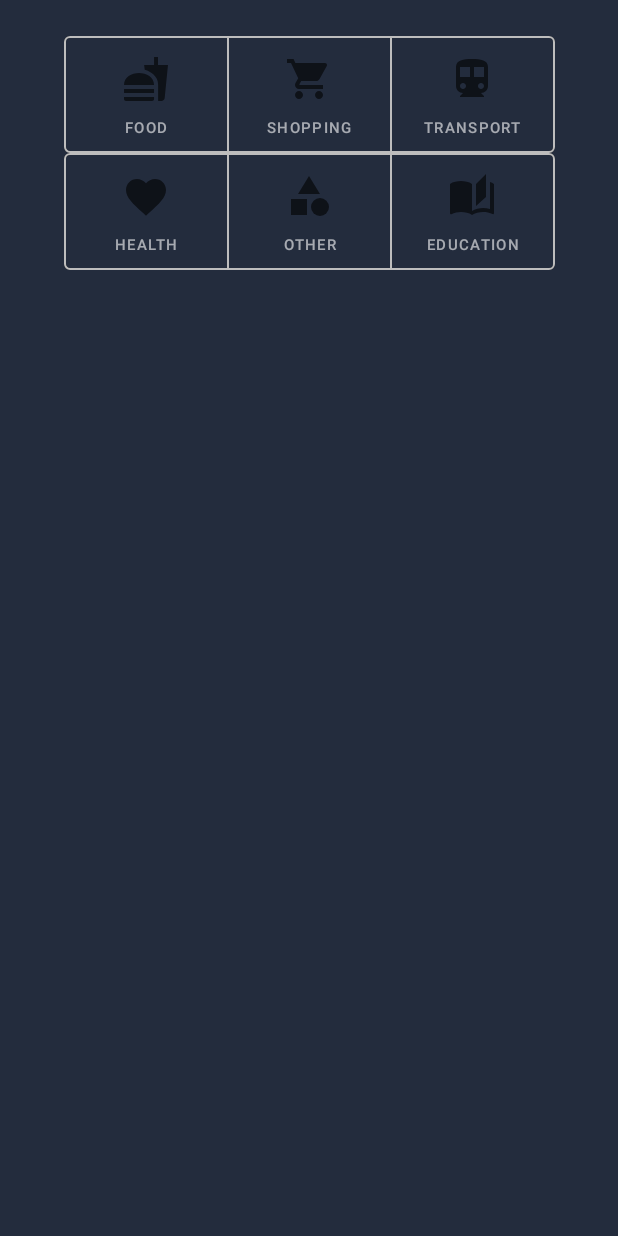
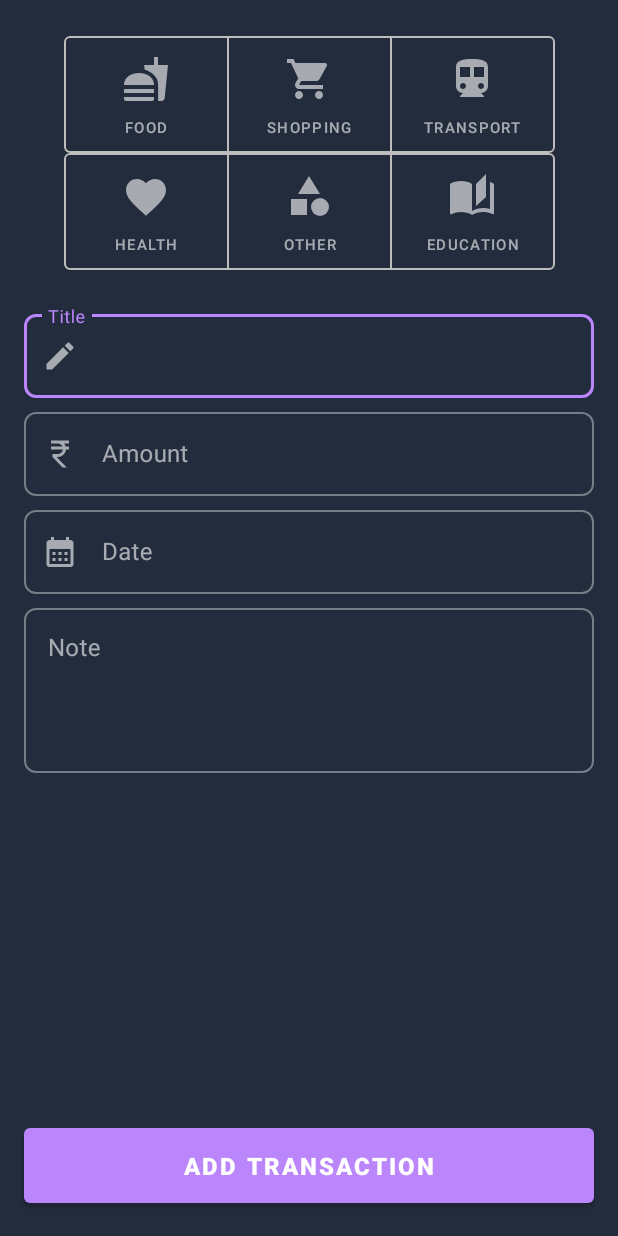
Before and after one commit to rishavchanda/Buckoid-Android-App, an Android app: the layout fragment_add_expense.xml on its own in the app's theme, with its tools: preview values and no code run, on a phone screen of 412 x 824 dp. Run offline under Robolectric (Android 15) with nearby library versions, the phone set to English and light mode, and no system bars.

Commit message:
added form to input data

```diff
--- a/app/src/main/java/com/example/trackback/fragments/AddExpense.kt
+++ b/app/src/main/java/com/example/trackback/fragments/AddExpense.kt
@@ -6,55 +6,19 @@ import android.view.LayoutInflater
 import android.view.View
 import android.view.ViewGroup
 import com.example.trackback.R
+import com.example.trackback.databinding.FragmentAddExpenseBinding
 
-// TODO: Rename parameter arguments, choose names that match
-// the fragment initialization parameters, e.g. ARG_ITEM_NUMBER
-private const val ARG_PARAM1 = "param1"
-private const val ARG_PARAM2 = "param2"
-
-/**
- * A simple [Fragment] subclass.
- * Use the [AddExpense.newInstance] factory method to
- * create an instance of this fragment.
- */
 class AddExpense : Fragment() {
-    // TODO: Rename and change types of parameters
-    private var param1: String? = null
-    private var param2: String? = null
-
-    override fun onCreate(savedInstanceState: Bundle?) {
-        super.onCreate(savedInstanceState)
-        arguments?.let {
-            param1 = it.getString(ARG_PARAM1)
-            param2 = it.getString(ARG_PARAM2)
-        }
-    }
-
+   lateinit var bindingAddExpense: FragmentAddExpenseBinding
     override fun onCreateView(
         inflater: LayoutInflater, container: ViewGroup?,
         savedInstanceState: Bundle?
     ): View? {
         // Inflate the layout for this fragment
-        return inflater.inflate(R.layout.fragment_add_expense, container, false)
+        val binding =  FragmentAddExpenseBinding.inflate(inflater, container, false)
+        //binding.selector1.
+        return binding.root
     }
 
-    companion object {
-        /**
-         * Use this factory method to create a new instance of
-         * this fragment using the provided parameters.
-         *
-         * @param param1 Parameter 1.
-         * @param param2 Parameter 2.
-         * @return A new instance of fragment AddExpense.
-         */
-        // TODO: Rename and change types and number of parameters
-        @JvmStatic
-        fun newInstance(param1: String, param2: String) =
-            AddExpense().apply {
-                arguments = Bundle().apply {
-                    putString(ARG_PARAM1, param1)
-                    putString(ARG_PARAM2, param2)
-                }
-            }
-    }
+
 }
--- a/app/src/main/java/com/example/trackback/fragments/Dashboard.kt
+++ b/app/src/main/java/com/example/trackback/fragments/Dashboard.kt
@@ -1,5 +1,6 @@
 package com.example.trackback.fragments
 
+import android.content.Intent
 import android.os.Bundle
 import androidx.fragment.app.Fragment
 import android.view.LayoutInflater
@@ -8,7 +9,9 @@ import android.view.ViewGroup
 import org.eazegraph.lib.models.PieModel
 
 import android.graphics.Color
+import android.widget.Toast
 import androidx.core.content.ContextCompat
+import com.example.trackback.FullScreenActivity
 import com.example.trackback.R
 import com.example.trackback.databinding.FragmentDashboardBinding
 
@@ -37,6 +40,13 @@ class Dashboard : Fragment() {
         //mPieChart.addPieSlice(PieModel("Academics", 100F, ContextCompat.getColor(requireContext(), R.color.cardBackground)))
 
         mPieChart.startAnimation()
+
+        binding.addNew.setOnClickListener(View.OnClickListener {
+            requireActivity().run{
+                startActivity(Intent(this, FullScreenActivity::class.java))
+                //finish()
+            }
+        })
         return binding.root
     }
 
--- /dev/null
+++ b/app/src/main/res/drawable/ic_baseline_calendar_month_24.xml
@@ -0,0 +1,10 @@
+<vector xmlns:android="http://schemas.android.com/apk/res/android"
+    android:width="24dp"
+    android:height="24dp"
+    android:viewportWidth="24"
+    android:viewportHeight="24"
+    android:tint="?attr/colorControlNormal">
+  <path
+      android:fillColor="@android:color/white"
+      android:pathData="M19,4h-1V2h-2v2H8V2H6v2H5C3.89,4 3.01,4.9 3.01,6L3,20c0,1.1 0.89,2 2,2h14c1.1,0 2,-0.9 2,-2V6C21,4.9 20.1,4 19,4zM19,20H5V10h14V20zM9,14H7v-2h2V14zM13,14h-2v-2h2V14zM17,14h-2v-2h2V14zM9,18H7v-2h2V18zM13,18h-2v-2h2V18zM17,18h-2v-2h2V18z"/>
+</vector>
--- /dev/null
+++ b/app/src/main/res/drawable/ic_baseline_currency_rupee_24.xml
@@ -0,0 +1,10 @@
+<vector xmlns:android="http://schemas.android.com/apk/res/android"
+    android:width="24dp"
+    android:height="24dp"
+    android:viewportWidth="24"
+    android:viewportHeight="24"
+    android:tint="?attr/colorControlNormal">
+  <path
+      android:fillColor="@android:color/white"
+      android:pathData="M13.66,7C13.1,5.82 11.9,5 10.5,5L6,5V3h12v2l-3.26,0c0.48,0.58 0.84,1.26 1.05,2L18,7v2l-2.02,0c-0.25,2.8 -2.61,5 -5.48,5H9.77l6.73,7h-2.77L7,14v-2h3.5c1.76,0 3.22,-1.3 3.46,-3L6,9V7L13.66,7z"/>
+</vector>
--- /dev/null
+++ b/app/src/main/res/drawable/ic_baseline_edit_24.xml
@@ -0,0 +1,10 @@
+<vector xmlns:android="http://schemas.android.com/apk/res/android"
+    android:width="24dp"
+    android:height="24dp"
+    android:viewportWidth="24"
+    android:viewportHeight="24"
+    android:tint="?attr/colorControlNormal">
+  <path
+      android:fillColor="@android:color/white"
+      android:pathData="M3,17.25V21h3.75L17.81,9.94l-3.75,-3.75L3,17.25zM20.71,7.04c0.39,-0.39 0.39,-1.02 0,-1.41l-2.34,-2.34c-0.39,-0.39 -1.02,-0.39 -1.41,0l-1.83,1.83 3.75,3.75 1.83,-1.83z"/>
+</vector>
--- a/app/src/main/res/layout/fragment_add_expense.xml
+++ b/app/src/main/res/layout/fragment_add_expense.xml
@@ -14,7 +14,6 @@
         app:layout_constraintEnd_toEndOf="parent"
         app:layout_constraintStart_toStartOf="parent"
         app:layout_constraintTop_toTopOf="parent"
-        android:fitsSystemWindows="true"
         android:layout_margin="16dp"
         android:padding="2dp"
         app:selectionRequired="true"
@@ -114,5 +113,101 @@
 
     </com.google.android.material.button.MaterialButtonToggleGroup>
 
+    <com.google.android.material.textfield.TextInputLayout
+        android:id="@+id/title"
+        android:layout_width="match_parent"
+        android:layout_height="wrap_content"
+        android:hint="Title"
+        app:startIconDrawable="@drawable/ic_baseline_edit_24"
+        android:layout_margin="16dp"
+        app:layout_constraintTop_toBottomOf="@id/selector2"
+        app:boxCornerRadiusTopEnd="8dp"
+        app:boxCornerRadiusBottomStart="8dp"
+        app:boxCornerRadiusTopStart="8dp"
+        app:boxCornerRadiusBottomEnd="8dp"
+        style="@style/Widget.MaterialComponents.TextInputLayout.OutlinedBox">
+        <com.google.android.material.textfield.TextInputEditText
+            android:layout_width="match_parent"
+            android:layout_height="56dp"
+            android:inputType="textPersonName"/>
 
+    </com.google.android.material.textfield.TextInputLayout>
+    <com.google.android.material.textfield.TextInputLayout
+        android:id="@+id/money"
+        android:layout_width="match_parent"
+        android:layout_height="wrap_content"
+        android:hint="Amount"
+        app:startIconDrawable="@drawable/ic_baseline_currency_rupee_24"
+        android:layout_marginStart="16dp"
+        android:layout_marginEnd="16dp"
+        app:layout_constraintTop_toBottomOf="@id/title"
+        app:boxCornerRadiusTopEnd="8dp"
+        android:layout_marginTop="4dp"
+        app:boxCornerRadiusBottomStart="8dp"
+        app:boxCornerRadiusTopStart="8dp"
+        app:boxCornerRadiusBottomEnd="8dp"
+        style="@style/Widget.MaterialComponents.TextInputLayout.OutlinedBox">
+        <com.google.android.material.textfield.TextInputEditText
+            android:layout_width="match_parent"
+            android:layout_height="56dp"
+            android:inputType="phone"/>
+
+    </com.google.android.material.textfield.TextInputLayout>
+    <com.google.android.material.textfield.TextInputLayout
+        android:id="@+id/date"
+        android:layout_width="match_parent"
+        android:layout_height="wrap_content"
+        android:hint="Date"
+        app:startIconDrawable="@drawable/ic_baseline_calendar_month_24"
+        android:layout_marginStart="16dp"
+        android:layout_marginEnd="16dp"
+        app:layout_constraintTop_toBottomOf="@id/money"
+        app:boxCornerRadiusTopEnd="8dp"
+        android:layout_marginTop="4dp"
+        app:boxCornerRadiusBottomStart="8dp"
+        app:boxCornerRadiusTopStart="8dp"
+        app:boxCornerRadiusBottomEnd="8dp"
+        style="@style/Widget.MaterialComponents.TextInputLayout.OutlinedBox">
+        <com.google.android.material.textfield.TextInputEditText
+            android:layout_width="match_parent"
+            android:layout_height="56dp"
+            android:clickable="false"
+            android:inputType="none"/>
+
+    </com.google.android.material.textfield.TextInputLayout>
+    <com.google.android.material.textfield.TextInputLayout
+        android:id="@+id/note"
+        android:layout_width="match_parent"
+        android:layout_height="wrap_content"
+        android:hint="Note"
+        android:layout_marginStart="16dp"
+        android:layout_marginEnd="16dp"
+        android:layout_marginTop="4dp"
+        app:layout_constraintTop_toBottomOf="@id/date"
+        app:boxCornerRadiusTopEnd="8dp"
+        app:boxCornerRadiusBottomStart="8dp"
+        app:boxCornerRadiusTopStart="8dp"
+        app:boxCornerRadiusBottomEnd="8dp"
+
+        style="@style/Widget.MaterialComponents.TextInputLayout.OutlinedBox">
+        <com.google.android.material.textfield.TextInputEditText
+            android:layout_width="match_parent"
+            android:layout_height="110dp"
+            android:maxLength="300"
+            android:gravity="top"
+            android:inputType="textMultiLine"/>
+
+    </com.google.android.material.textfield.TextInputLayout>
+
+
+    <Button
+        android:id="@+id/add_transaction"
+        android:layout_width="match_parent"
+        android:layout_height="62dp"
+        android:layout_margin="16dp"
+        app:layout_constraintBottom_toBottomOf="parent"
+        android:text="Add Transaction"
+        android:textSize="16sp"
+        android:textStyle="bold"
+        />
 </androidx.constraintlayout.widget.ConstraintLayout>
--- a/app/src/main/res/layout/fragment_dashboard.xml
+++ b/app/src/main/res/layout/fragment_dashboard.xml
@@ -8,15 +8,17 @@
     tools:context=".fragments.Dashboard">
 
    <androidx.cardview.widget.CardView
+        android:id="@+id/cardView"
         android:layout_width="match_parent"
         android:layout_height="180dp"
         android:layout_margin="16dp"
+        android:backgroundTint="@color/cardBackground"
+        android:elevation="0dp"
         app:cardCornerRadius="12dp"
-        android:elevation="0dp"
-        android:backgroundTint="@color/cardBackground"
         app:layout_constraintEnd_toEndOf="parent"
         app:layout_constraintStart_toStartOf="parent"
         app:layout_constraintTop_toTopOf="parent">
+
         <androidx.constraintlayout.widget.ConstraintLayout
             android:layout_width="match_parent"
             android:layout_height="match_parent">
@@ -25,51 +27,47 @@
                 android:id="@+id/text"
                 android:layout_width="wrap_content"
                 android:layout_height="wrap_content"
-            app:layout_constraintTop_toTopOf="parent"
-            app:layout_constraintStart_toStartOf="parent"
                 android:layout_marginStart="16dp"
-            android:textColor="@color/textSecondary"
                 android:layout_marginTop="8dp"
                 android:text="Monthly Budget"
-            />
+                android:textColor="@color/textSecondary"
+                app:layout_constraintStart_toStartOf="parent"
+                app:layout_constraintTop_toTopOf="parent" />
 
             <TextView
                 android:id="@+id/budget"
                 android:layout_width="wrap_content"
                 android:layout_height="wrap_content"
-                app:layout_constraintTop_toBottomOf="@+id/text"
+                android:layout_marginStart="18dp"
+                android:layout_marginTop="4dp"
+                android:text="₹5000"
+                android:textColor="@color/textPrimary"
+                android:textSize="22sp"
                 app:layout_constraintStart_toStartOf="parent"
-                android:layout_marginStart="18dp"
-                android:textSize="22sp"
-                android:layout_marginTop="4dp"
-                android:textColor="@color/textPrimary"
-                android:text="₹5000"
-                />
+                app:layout_constraintTop_toBottomOf="@+id/text" />
 
             <TextView
                 android:id="@+id/text2"
                 android:layout_width="wrap_content"
                 android:layout_height="wrap_content"
-                app:layout_constraintTop_toBottomOf="@id/budget"
-                app:layout_constraintStart_toStartOf="parent"
                 android:layout_marginStart="16dp"
-                android:textColor="@color/textSecondary"
                 android:layout_marginTop="20dp"
                 android:text="Your Expenses"
-                />
+                android:textColor="@color/textSecondary"
+                app:layout_constraintStart_toStartOf="parent"
+                app:layout_constraintTop_toBottomOf="@id/budget" />
 
             <TextView
                 android:id="@+id/expense"
                 android:layout_width="wrap_content"
                 android:layout_height="wrap_content"
-                app:layout_constraintTop_toBottomOf="@+id/text2"
-                app:layout_constraintStart_toStartOf="parent"
                 android:layout_marginStart="18dp"
+                android:text="₹4000"
+                android:textColor="@color/textPrimary"
                 android:textSize="28sp"
                 android:textStyle="bold"
-                android:textColor="@color/textPrimary"
-                android:text="₹4000"
-                />
+                app:layout_constraintStart_toStartOf="parent"
+                app:layout_constraintTop_toBottomOf="@+id/text2" />
 
             <org.eazegraph.lib.charts.PieChart
                 android:id="@+id/piechart"
@@ -85,7 +83,8 @@
 
     </androidx.cardview.widget.CardView>
 
-    <androidx.cardview.widget.CardView
+
+   <!-- <androidx.cardview.widget.CardView
         android:layout_width="62dp"
         android:layout_height="62dp"
         android:backgroundTint="@color/purple_200"
@@ -111,6 +110,16 @@
 
         </androidx.constraintlayout.widget.ConstraintLayout>
 
-    </androidx.cardview.widget.CardView>
+    </androidx.cardview.widget.CardView>-->
+
+    <com.google.android.material.floatingactionbutton.FloatingActionButton
+        android:id="@+id/add_new"
+        android:layout_width="wrap_content"
+        android:layout_height="wrap_content"
+        android:layout_margin="16dp"
+        android:foregroundGravity="center"
+        android:src="@drawable/ic_baseline_add_24"
+        app:layout_constraintBottom_toBottomOf="parent"
+        app:layout_constraintEnd_toEndOf="parent" />
 
 </androidx.constraintlayout.widget.ConstraintLayout>
--- a/app/src/main/res/values/themes.xml
+++ b/app/src/main/res/values/themes.xml
@@ -6,8 +6,8 @@
         <item name="colorPrimaryVariant">@color/purple_200</item>
         <item name="colorOnPrimary">@color/white</item>
         <!-- Secondary brand color. -->
-        <item name="colorSecondary">@color/green</item>
-        <item name="colorSecondaryVariant">@color/green</item>
+        <item name="colorSecondary">@color/purple_200</item>
+        <item name="colorSecondaryVariant">@color/purple_200</item>
         <item name="colorOnSecondary">@color/black</item>
         <!-- Status bar color. -->
         <item name="android:statusBarColor" tools:targetApi="l">@color/background</item>
```
Also changed, not shown: app/src/main/AndroidManifest.xml (+5 -5 lines). Lines whose indentation alone changed are shown as unchanged.
